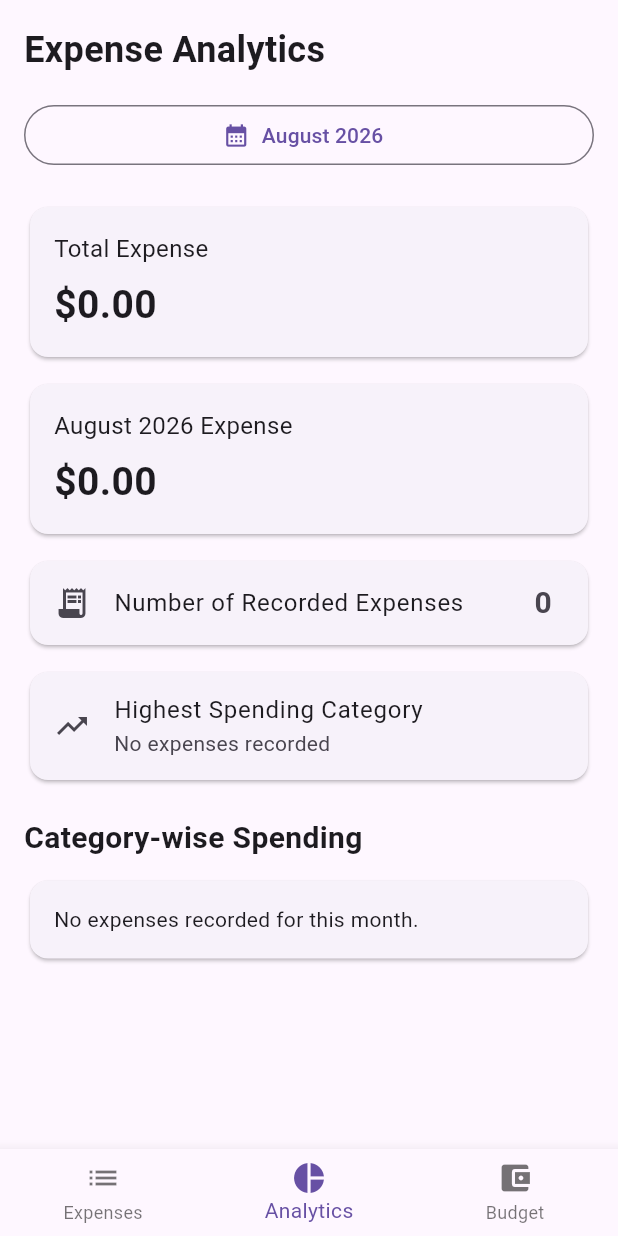
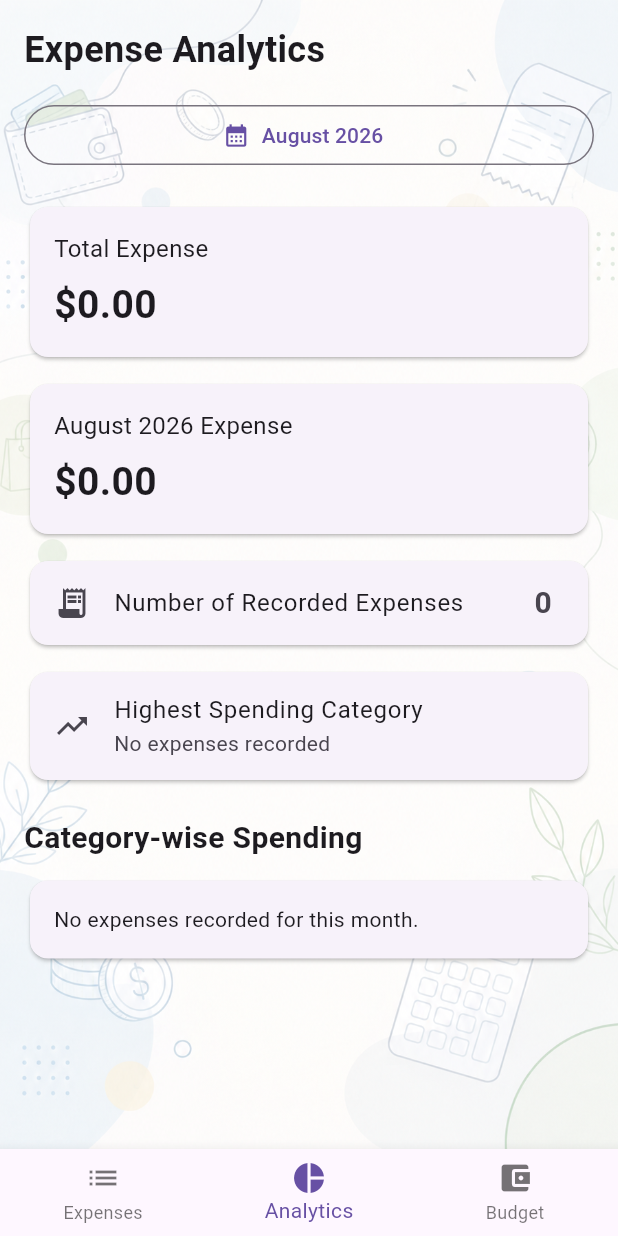
Before and after one commit to Atia002/Flutter_CSC464_Summer_2026_Final_Project-Group5-Section1-P004, a Flutter app: the screen it shows after launch, item 2 of the bottom bar chosen, on a phone screen of 412 x 824 dp. Run offline on Flutter 3.47's test engine with Material 3 defaults, Android fonts, the phone set to English and light mode, and no system bars; our stand-ins replace cloud_firestore, firebase_core; accounts and stored records are empty.

Commit message:
Add background assets and screen styling

```diff
--- a/lib/screens/analytics_screen.dart
+++ b/lib/screens/analytics_screen.dart
@@ -50,7 +50,14 @@ class _AnalyticsScreenState extends State<AnalyticsScreen> {
 
         int expenseCount = expenseProvider.countForMonth(selectedMonth);
 
-        return SafeArea(
+        return Container(
+          decoration: const BoxDecoration(
+            image: DecorationImage(
+              image: AssetImage('assets/images/expense_background.png'),
+              fit: BoxFit.cover,
+            ),
+          ),
+          child: SafeArea(
             child: ListView(
               padding: const EdgeInsets.all(16),
               children: [
@@ -183,6 +190,7 @@ class _AnalyticsScreenState extends State<AnalyticsScreen> {
                 }),
               ],
             ),
+          ),
         );
       },
     );
--- a/pubspec.yaml
+++ b/pubspec.yaml
@@ -65,7 +65,8 @@ flutter:
   # assets:
   #   - images/a_dot_burr.jpeg
   #   - images/a_dot_ham.jpeg
-
+  assets:
+    - assets/images/
   # An image asset can refer to one or more resolution-specific "variants", see
   # https://flutter.dev/to/resolution-aware-images
 
```
Also changed, not shown: lib/screens/budget_screen.dart (+12 -2 lines), assets/images/expense_background.png (added). Lines whose indentation alone changed are shown as unchanged.
